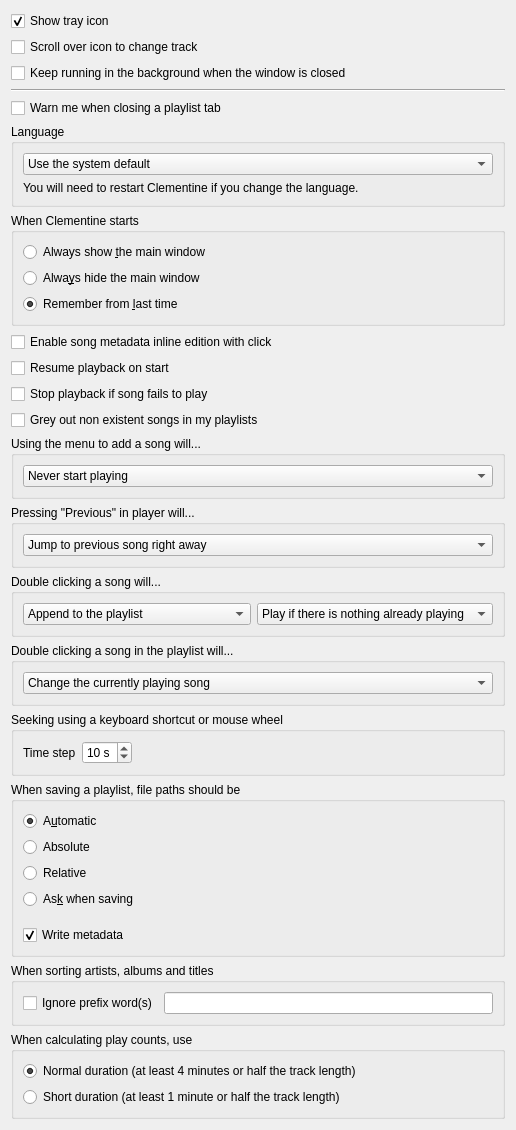
Qt form src/ui/behavioursettingspage.ui (clementine-player/Clementine) before a commit.
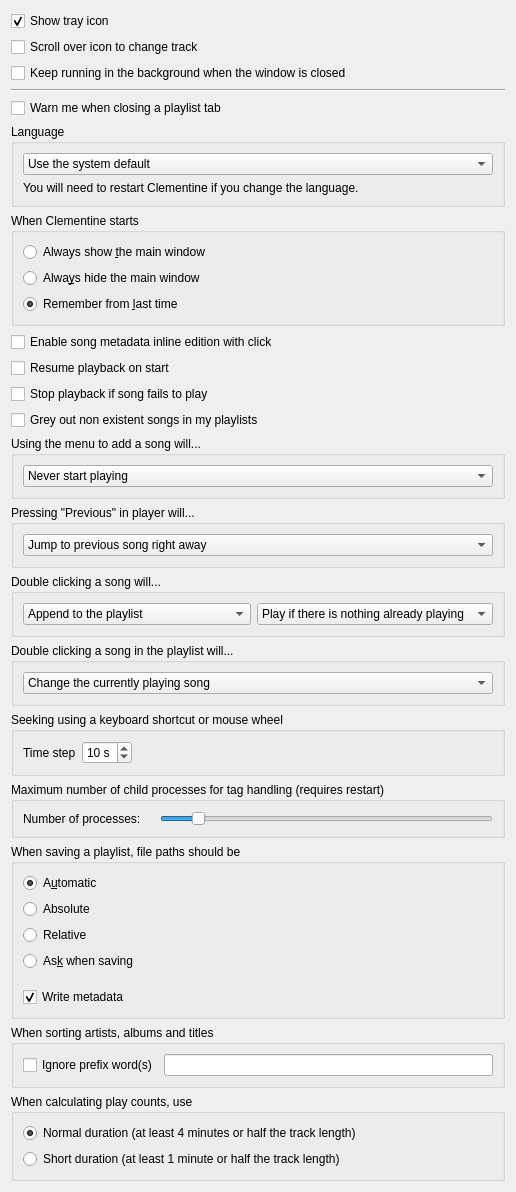
The same form after that commit.

Commit message: Introduce limit for number of tag client processes.

```diff
--- a/src/ui/behavioursettingspage.ui
+++ b/src/ui/behavioursettingspage.ui
@@ -339,6 +339,48 @@
      </layout>
     </widget>
    </item>
+   <item>
+    <widget class="QGroupBox" name="groupBox_max_tagclients">
+     <property name="title">
+      <string>Maximum number of child processes for tag handling (requires restart)</string>
+     </property>
+     <layout class="QHBoxLayout" name="horizontalLayout_8">
+      <item>
+       <widget class="QLabel" name="numprocs_tagclients_label">
+        <property name="text">
+         <string>Number of processes:</string>
+        </property>
+       </widget>
+      </item>
+      <item>
+       <widget class="QLabel" name="max_numprocs_tagclients_value_label">
+        <property name="text">
+         <string/>
+        </property>
+       </widget>
+      </item>
+      <item>
+       <widget class="QSlider" name="max_numprocs_tagclients">
+        <property name="minimum">
+         <number>1</number>
+        </property>
+        <property name="maximum">
+         <number>32</number>
+        </property>
+        <property name="value">
+         <number>4</number>
+        </property>
+        <property name="orientation">
+         <enum>Qt::Horizontal</enum>
+        </property>
+        <property name="tickInterval">
+         <number>1</number>
+        </property>
+       </widget>
+      </item>
+     </layout>
+    </widget>
+   </item>
    <item>
     <widget class="QGroupBox" name="groupBox_9">
      <property name="title">
```
The commit also changes 3 other files.
